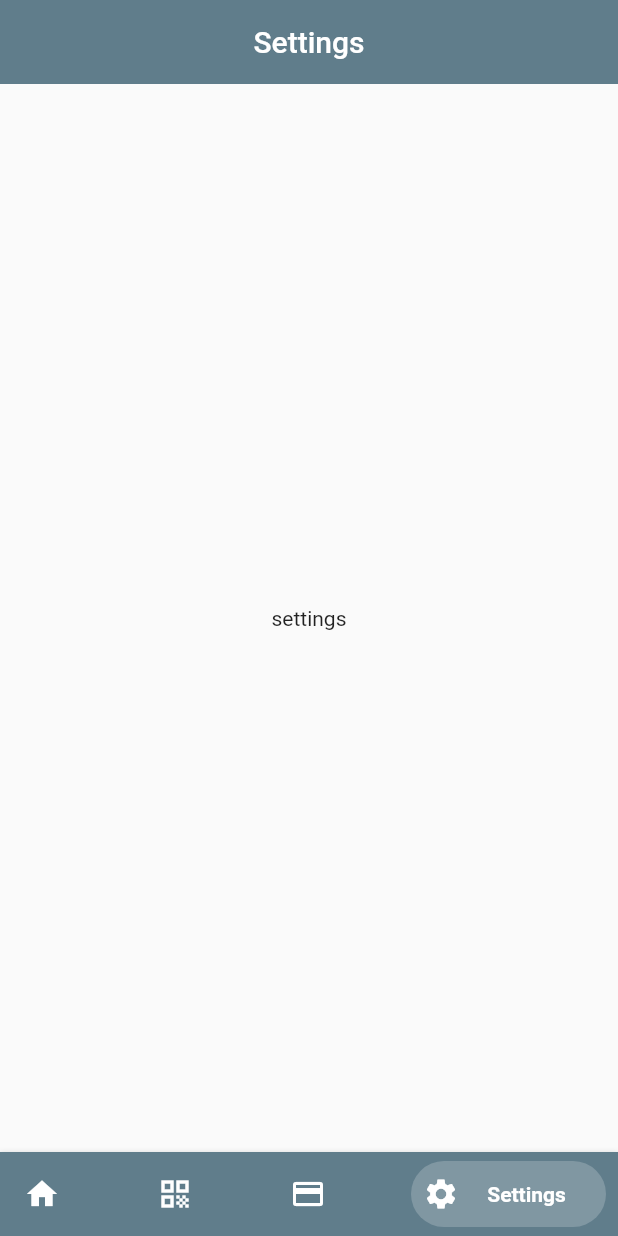
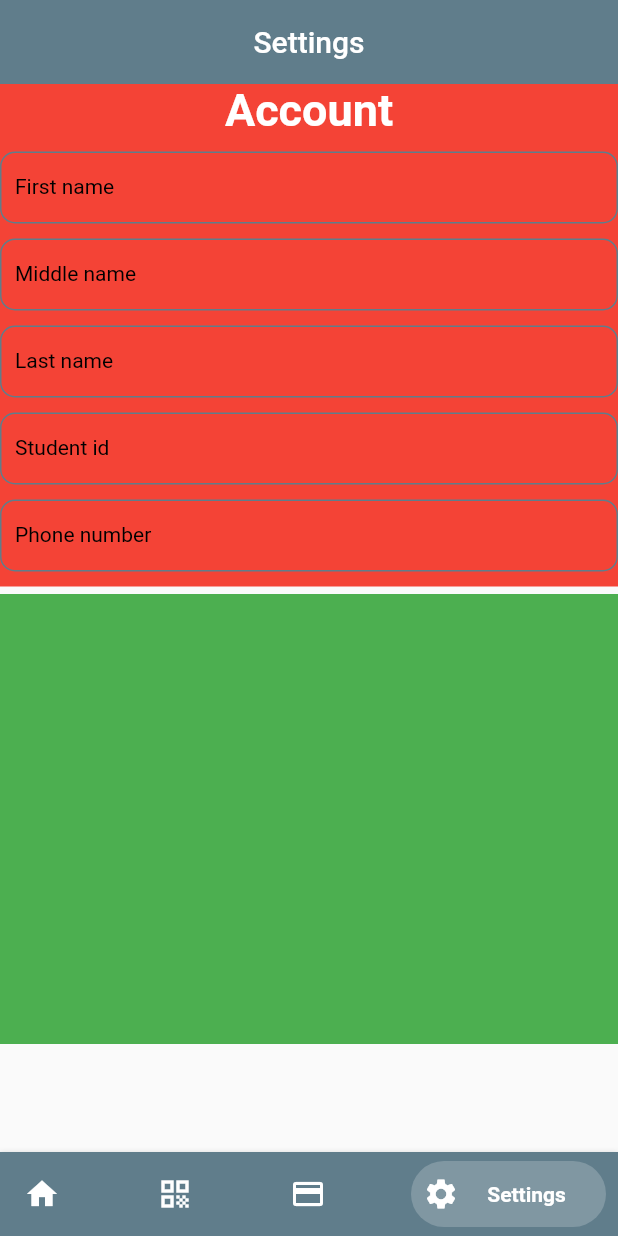
Before and after one commit to JohnM-Kahura/Baraton-Church-App, a Flutter app: the screen it shows after launch, item 4 of the bottom bar chosen, on a phone screen of 412 x 824 dp. Run offline on Flutter 3.47's test engine with Material 2 defaults, Android fonts, the phone set to English and light mode, and no system bars; drawn by our look-alikes of bottom_navy_bar; our stand-ins replace flutter_local_notifications, fluttertoast, google_fonts, hive, qr_flutter; missing offline and left inert: mpesa_flutter_plugin; accounts and stored records are empty; Roboto replaces fonts that are missing (Oxygen).

Commit message:
settings paged done

```diff
--- a/lib/screens/home/home.dart
+++ b/lib/screens/home/home.dart
@@ -21,7 +21,7 @@ class _HomeState extends State<Home> {
               margin: const EdgeInsets.symmetric(vertical: 3),
               height: MediaQuery.of(context).size.width - 120,
               width: double.infinity,
-              color: Colors.red,
+              color: Colors.blueGrey,
               child: Stack(
                 children: [
                   Image(
--- a/lib/screens/home/qr/qr.dart
+++ b/lib/screens/home/qr/qr.dart
@@ -1,9 +1,6 @@
-import 'package:baratonchurch/utils/student.dart';
 import 'package:flutter/material.dart';
 import 'package:hive/hive.dart';
-import 'package:path_provider/path_provider.dart';
 import 'package:qr_flutter/qr_flutter.dart';
-import 'package:shared_preferences/shared_preferences.dart';
 
 class QrCode extends StatefulWidget {
   const QrCode({Key? key}) : super(key: key);
@@ -13,14 +10,12 @@ class QrCode extends StatefulWidget {
 }
 
 class _QrCodeState extends State<QrCode> {
-  String firstName = '';
-  String middleName = '';
-  String lastName = '';
-  String studentId = '';
+  String firstName = 'empty';
+  String middleName = 'empty';
+  String lastName = 'empty';
+  String studentId = 'empty';
 
-  reedFromHive() async {
-    final appDir = await getApplicationDocumentsDirectory();
-
+  readFromHive() async {
     var box = await Hive.openBox('students');
     var student = box.get('student');
     setState(() {
@@ -33,7 +28,7 @@ class _QrCodeState extends State<QrCode> {
 
   @override
   void initState() {
-    reedFromHive();
+    readFromHive();
 
     super.initState();
   }
--- a/lib/screens/home/settings/settings.dart
+++ b/lib/screens/home/settings/settings.dart
@@ -1,4 +1,7 @@
 import 'package:flutter/material.dart';
+import 'package:google_fonts/google_fonts.dart';
+import 'package:hive/hive.dart';
+import 'package:path_provider/path_provider.dart';
 
 class Settings extends StatefulWidget {
   const Settings({Key? key}) : super(key: key);
@@ -8,12 +11,110 @@ class Settings extends StatefulWidget {
 }
 
 class _SettingsState extends State<Settings> {
+  String firstName = '';
+  String middleName = '';
+  String lastName = '';
+  String studentId = '';
+
+  readFromHive() async {
+    var box = await Hive.openBox('students');
+    var student = box.get('student');
+    setState(() {
+      firstName = student.firstName;
+      middleName = student.middleName;
+      lastName = student.lastName;
+      studentId = student.studentId;
+    });
+  }
+
+  @override
+  void initState() {
+    readFromHive();
+    super.initState();
+  }
+
+  //firstname middlename lastname editing  controller
+
+  // TextEditingController fnameEditController =
+  //     TextEditingController();
+  // TextEditingController mnameEditController = TextEditingController();
+  // TextEditingController lnameEditController = TextEditingController();
+  // TextEditingController studentIdEditController = TextEditingController();
+  // TextEditingController phoneController = TextEditingController();
+
   @override
   Widget build(BuildContext context) {
     return Scaffold(
-      body: Center(
-        child: Text('settings'),
+      body: ListView(
+        children: [
+          Container(
+            margin: const EdgeInsets.only(bottom: 5),
+            color: Colors.red,
+            // height: 300,
+            width: double.infinity,
+            child: Column(
+              crossAxisAlignment: CrossAxisAlignment.start,
+              children: [
+                Row(
+                  mainAxisAlignment: MainAxisAlignment.center,
+                  children: [
+                    Text(
+                      'Account',
+                      style: GoogleFonts.oxygen(
+                        fontSize: 30,
+                        fontWeight: FontWeight.bold,
+                        color: Colors.white,
+                      ),
+                    ),
+                  ],
+                ),
+                const SizedBox(height: 10),
+                customTextFeild('First name'),
+                const SizedBox(height: 10),
+                customTextFeild(
+                  'Middle name',
+                ),
+                const SizedBox(height: 10),
+                customTextFeild('Last name'),
+                const SizedBox(height: 10),
+                customTextFeild('Student id'),
+                const SizedBox(height: 10),
+                customTextFeild('Phone number'),
+                const SizedBox(height: 10),
+              ],
+            ),
+          ),
+          Container(
+            color: Colors.green,
+            height: 300,
+          ),
+        ],
       ),
     );
   }
 }
+
+Widget customTextFeild(String labelText) {
+  return TextFormField(
+    // onChanged: ,
+
+    decoration: InputDecoration(
+      labelText: labelText,
+      labelStyle: const TextStyle(color: Colors.black, fontSize: 14),
+      contentPadding:
+          const EdgeInsets.symmetric(vertical: 10.0, horizontal: 10.0),
+      border: const OutlineInputBorder(
+        borderRadius: BorderRadius.all(Radius.circular(10.0)),
+      ),
+      enabledBorder: const OutlineInputBorder(
+        borderSide: BorderSide(color: Colors.blueGrey, width: 1.0),
+        borderRadius: BorderRadius.all(Radius.circular(10.0)),
+      ),
+      focusedBorder: const OutlineInputBorder(
+        borderSide: BorderSide(color: Colors.blueGrey, width: 2.0),
+        borderRadius: BorderRadius.all(Radius.circular(10.0)),
+      ),
+    ),
+    cursorColor: Colors.blueGrey,
+  );
+}
```
